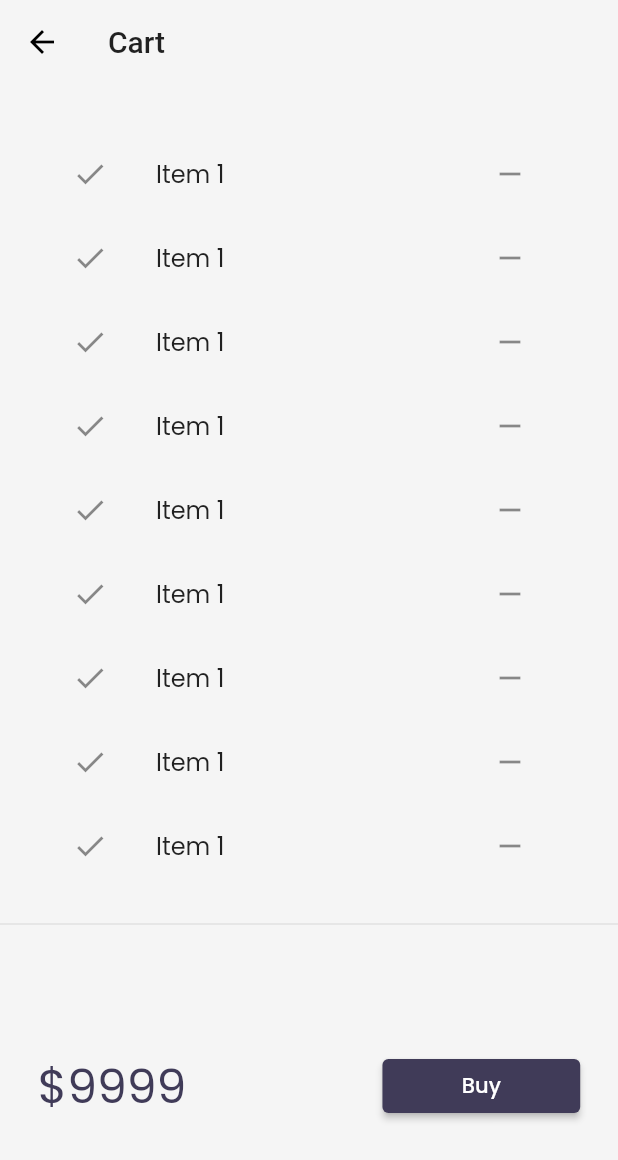
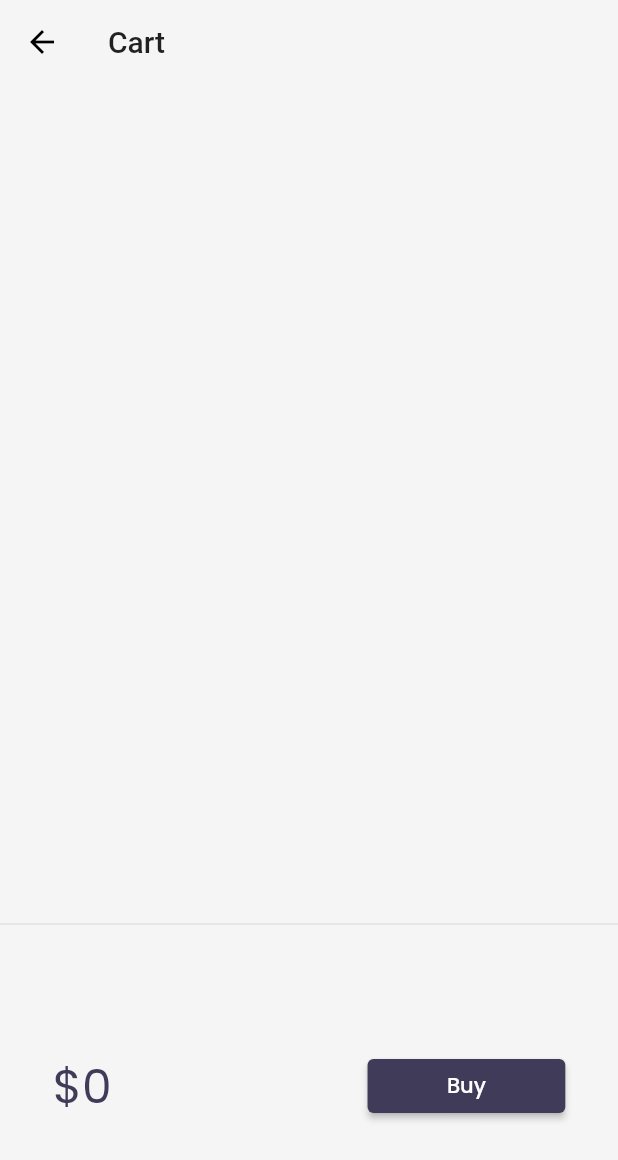
Before and after one commit to TusharPagote/flutter_catalog, a Flutter app: the screen it shows after launch, after a tap on an icon or button, on a phone screen of 412 x 824 dp. Shown: the top 1160 px of the screen. Run offline on Flutter 3.47's test engine with Material 2 defaults, Android fonts, the phone set to English and light mode, and no system bars; our stand-ins replace google_fonts, velocity_x; network calls fail.

Commit message:
day completed

```diff
--- a/lib/models/cart.dart
+++ b/lib/models/cart.dart
@@ -1,6 +1,11 @@
 import 'package:flutter_catalog/models/catalog.dart';
+import 'package:flutter_catalog/pages/cart_page.dart';
 
 class CartModel {
+  static final cartModel = CartModel._internal();
+  CartModel._internal();
+  factory CartModel() => cartModel;
+
   // catalog field
   late CatalogModel _catalog;
   // store ids of each item
--- a/lib/models/catalog.dart
+++ b/lib/models/catalog.dart
@@ -1,6 +1,10 @@
 import 'dart:convert';
 
 class CatalogModel {
+  static final catModel = CatalogModel._internal();
+  CatalogModel._internal();
+  factory CatalogModel() => catModel;
+
   static List<Item> items = [];
 
   // Get item by id
--- a/lib/pages/cart_page.dart
+++ b/lib/pages/cart_page.dart
@@ -1,4 +1,6 @@
 import 'package:flutter/material.dart';
+import 'package:flutter_catalog/models/cart.dart';
+import 'package:flutter_catalog/models/catalog.dart';
 import 'package:flutter_catalog/widgets/themes.dart';
 import 'package:velocity_x/velocity_x.dart';
 
@@ -25,12 +27,17 @@ class _CartTotal extends StatelessWidget {
 
   @override
   Widget build(BuildContext context) {
+    final _cart = CartModel();
     return SizedBox(
       height: 200,
       child: Row(
         mainAxisAlignment: MainAxisAlignment.spaceAround,
         children: [
-          "\$9999".text.xl4.color(context.theme.accentColor).make(),
+          "\$${_cart.totalPrice}"
+              .text
+              .xl4
+              .color(context.theme.accentColor)
+              .make(),
           30.widthBox,
           ElevatedButton(
             onPressed: () {
@@ -57,10 +64,11 @@ class CartList extends StatefulWidget {
 }
 
 class _CartListState extends State<CartList> {
+  final _cart = CartModel();
   @override
   Widget build(BuildContext context) {
     return ListView.builder(
-      itemCount: 10,
+      itemCount: _cart.items.length,
       itemBuilder: ((context, index) {
         return ListTile(
           leading: Icon(Icons.done),
@@ -68,7 +76,7 @@ class _CartListState extends State<CartList> {
             icon: Icon(Icons.remove),
             onPressed: (() {}),
           ),
-          title: "Item 1".text.make(),
+          title: _cart.items[index].name.text.make(),
         );
       }),
     );
--- a/lib/widgets/home_widgets/catalog_list.dart
+++ b/lib/widgets/home_widgets/catalog_list.dart
@@ -1,6 +1,9 @@
+// ignore_for_file: public_member_api_docs, sort_constructors_first
 import 'package:flutter/material.dart';
+import 'package:velocity_x/velocity_x.dart';
+
+import 'package:flutter_catalog/models/cart.dart';
 import 'package:flutter_catalog/pages/home_detail_page.dart';
-import 'package:velocity_x/velocity_x.dart';
 
 import '../../models/catalog.dart';
 import '../themes.dart';
@@ -59,13 +62,14 @@ class CatalogItme extends StatelessWidget {
               buttonPadding: EdgeInsets.zero,
               children: [
                 "\$${catalog.price}".text.make(),
-                ElevatedButton(
-                    onPressed: () {},
-                    style: ButtonStyle(
-                        backgroundColor: MaterialStateProperty.all(
-                            context.theme.buttonColor),
-                        shape: MaterialStateProperty.all(StadiumBorder())),
-                    child: "Add to cart".text.make())
+                // ElevatedButton(
+                //     onPressed: () {},
+                //     style: ButtonStyle(
+                //         backgroundColor: MaterialStateProperty.all(
+                //             context.theme.buttonColor),
+                //         shape: MaterialStateProperty.all(StadiumBorder())),
+                //     child: "Add to cart".text.make()),
+                _AddToCart(catalog: catalog)
               ],
             ).pOnly(right: 16)
           ],
@@ -74,3 +78,36 @@ class CatalogItme extends StatelessWidget {
     )).color(context.cardColor).roundedLg.square(150).make().py16();
   }
 }
+
+class _AddToCart extends StatefulWidget {
+  final Item catalog;
+  const _AddToCart({
+    Key? key,
+    required this.catalog,
+  }) : super(key: key);
+
+  @override
+  State<_AddToCart> createState() => __AddToCartState();
+}
+
+class __AddToCartState extends State<_AddToCart> {
+  bool isAdded = false;
+  @override
+  Widget build(BuildContext context) {
+    return ElevatedButton(
+        onPressed: () {
+          isAdded = isAdded.toggle();
+          final _catalog = CatalogModel();
+          final _cart = CartModel();
+
+          _cart.catalog = _catalog;
+          _cart.add(widget.catalog);
+          setState(() {});
+        },
+        style: ButtonStyle(
+            backgroundColor:
+                MaterialStateProperty.all(context.theme.buttonColor),
+            shape: MaterialStateProperty.all(StadiumBorder())),
+        child: isAdded ? Icon(Icons.done) : "Add to cart".text.make());
+  }
+}
```
